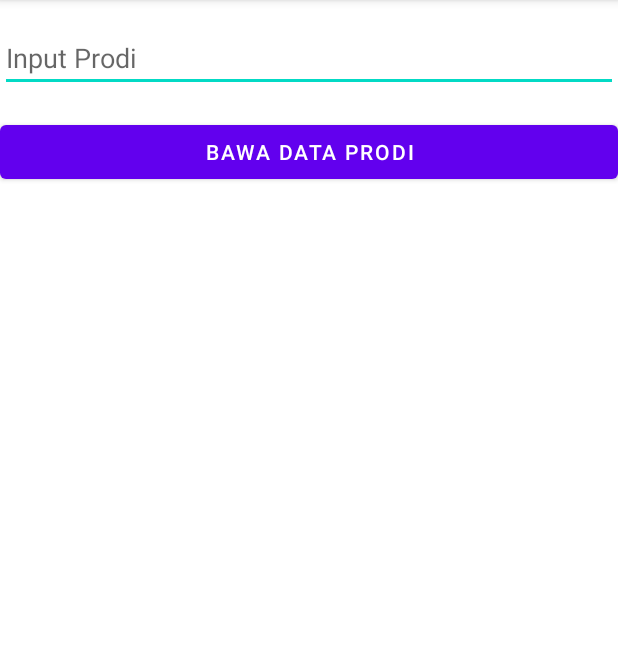
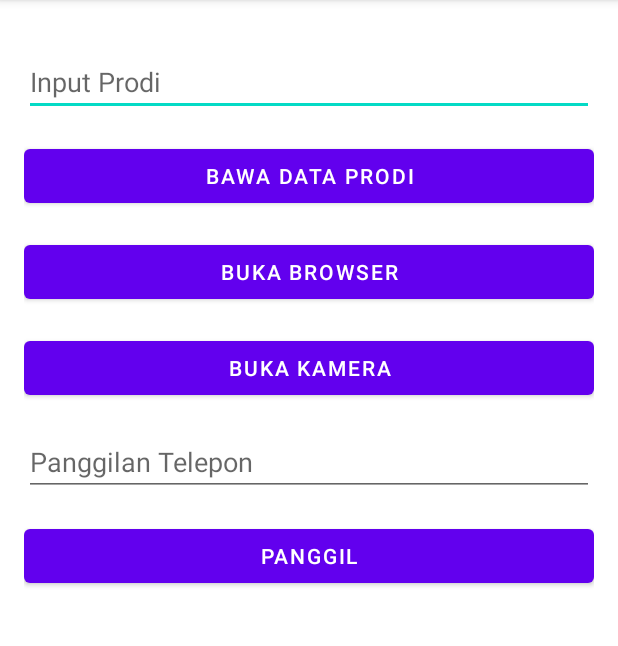
Before and after one commit to rifkiystark/SE02A-18104004-AnandaRifkiyHasan, an Android app: the screen it shows after launch (Practice5Activity), on a phone screen of 412 x 824 dp, the part 84-730 px from its top. Run offline under Robolectric (Android 15) with nearby library versions, the phone set to English and light mode, and no system bars.

Commit message:
intent implicit

```diff
--- a/Praktikum5/Intent dan Fragment/app/src/main/AndroidManifest.xml
+++ b/Praktikum5/Intent dan Fragment/app/src/main/AndroidManifest.xml
@@ -1,7 +1,7 @@
 <?xml version="1.0" encoding="utf-8"?>
 <manifest xmlns:android="http://schemas.android.com/apk/res/android"
     package="com.kiki_18104004.intent_fragment">
-
+    <uses-permission android:name="android.permission.CALL_PHONE" />
     <application
         android:allowBackup="true"
         android:icon="@mipmap/ic_launcher"
--- a/Praktikum5/Intent dan Fragment/app/src/main/java/com/kiki_18104004/intent_fragment/Practice5Activity.kt
+++ b/Praktikum5/Intent dan Fragment/app/src/main/java/com/kiki_18104004/intent_fragment/Practice5Activity.kt
@@ -1,14 +1,28 @@
 package com.kiki_18104004.intent_fragment
 
+import android.Manifest
+import android.annotation.SuppressLint
 import android.content.Intent
+import android.content.pm.PackageManager
+import android.net.Uri
+import android.os.Bundle
+import android.provider.MediaStore
 import androidx.appcompat.app.AppCompatActivity
-import android.os.Bundle
+import androidx.core.app.ActivityCompat
+import androidx.core.content.ContextCompat
 import kotlinx.android.synthetic.main.activity_practice5.*
 
 class Practice5Activity : AppCompatActivity() {
+
+    companion object {
+        private const val CALL_REQUEST_CODE = 100
+    }
+
     override fun onCreate(savedInstanceState: Bundle?) {
         super.onCreate(savedInstanceState)
         setContentView(R.layout.activity_practice5)
+
+        setupPermissions()
 
         btnProdi.setOnClickListener{
             val namaProdi = inputProdi.text.toString()
@@ -20,5 +34,37 @@ class Practice5Activity : AppCompatActivity() {
             moveWithDataIntent.putExtra(Practice5ReadDataActivity.EXTRA_PRODI, namaProdi)
             startActivity(moveWithDataIntent)
         }
+
+        btnCallBrowser.setOnClickListener{
+            val intent = Intent(Intent.ACTION_VIEW)
+            intent.data = Uri.parse("http://ittelkom-pwt.ac.id/")
+            startActivity(intent)
+        }
+        btnCallCamera.setOnClickListener{
+            val intent = Intent(MediaStore.ACTION_IMAGE_CAPTURE)
+            startActivity(intent)
+        }
+        btnCallPhone.setOnClickListener{
+            val phoneNumber = inputPhoneNumber.text
+            if (phoneNumber.isEmpty()) {
+                inputPhoneNumber.error = "Nomor Telpon Tidak Boleh Kosong"
+                return@setOnClickListener
+            }
+            val intent = Intent(Intent.ACTION_CALL)
+            intent.data = Uri.parse("tel:$phoneNumber")
+            startActivity(intent)
+        }
+    }
+
+
+    @SuppressLint("MissingPermission")
+    private fun setupPermissions() {
+        val permission = ContextCompat.checkSelfPermission(this,
+            Manifest.permission.CALL_PHONE)
+        if (permission != PackageManager.PERMISSION_GRANTED) {
+            ActivityCompat.requestPermissions(this,
+                arrayOf(Manifest.permission.CALL_PHONE),
+                CALL_REQUEST_CODE)
+        }
     }
 }
--- a/Praktikum5/Intent dan Fragment/app/src/main/res/layout/activity_practice5.xml
+++ b/Praktikum5/Intent dan Fragment/app/src/main/res/layout/activity_practice5.xml
@@ -4,6 +4,7 @@
     xmlns:tools="http://schemas.android.com/tools"
     android:layout_width="match_parent"
     android:layout_height="match_parent"
+    android:layout_margin="16dp"
     tools:context=".Practice5Activity">
     <EditText
         android:id="@+id/inputProdi"
@@ -27,4 +28,42 @@
         app:layout_constraintHorizontal_bias="0.0"
         app:layout_constraintStart_toStartOf="parent"
         app:layout_constraintTop_toBottomOf="@+id/inputProdi" />
+    <Button
+        android:id="@+id/btnCallBrowser"
+        android:layout_width="0dp"
+        android:layout_height="wrap_content"
+        android:layout_marginTop="16dp"
+        android:text="@string/btn_call_browser"
+        app:layout_constraintEnd_toEndOf="parent"
+        app:layout_constraintStart_toStartOf="parent"
+        app:layout_constraintTop_toBottomOf="@+id/btnProdi" />
+    <Button
+        android:id="@+id/btnCallCamera"
+        android:layout_width="0dp"
+        android:layout_height="wrap_content"
+        android:layout_marginTop="16dp"
+        android:text="@string/btn_call_camera"
+        app:layout_constraintEnd_toEndOf="parent"
+        app:layout_constraintStart_toStartOf="parent"
+        app:layout_constraintTop_toBottomOf="@+id/btnCallBrowser" />
+    <EditText
+        android:id="@+id/inputPhoneNumber"
+        android:layout_width="0dp"
+        android:layout_height="wrap_content"
+        android:layout_marginTop="16dp"
+        android:ems="10"
+        android:hint="@string/input_phone_number"
+        android:inputType="phone"
+        app:layout_constraintEnd_toEndOf="parent"
+        app:layout_constraintStart_toStartOf="parent"
+        app:layout_constraintTop_toBottomOf="@+id/btnCallCamera" />
+    <Button
+        android:id="@+id/btnCallPhone"
+        android:layout_width="0dp"
+        android:layout_height="wrap_content"
+        android:layout_marginTop="16dp"
+        android:text="@string/btn_call_phone"
+        app:layout_constraintEnd_toEndOf="parent"
+        app:layout_constraintStart_toStartOf="parent"
+        app:layout_constraintTop_toBottomOf="@+id/inputPhoneNumber" />
 </androidx.constraintlayout.widget.ConstraintLayout>
--- a/Praktikum5/Intent dan Fragment/app/src/main/res/layout/activity_practice5_read_data.xml
+++ b/Praktikum5/Intent dan Fragment/app/src/main/res/layout/activity_practice5_read_data.xml
@@ -4,6 +4,7 @@
     xmlns:tools="http://schemas.android.com/tools"
     android:layout_width="match_parent"
     android:layout_height="match_parent"
+    android:layout_margin="16dp"
     tools:context=".Practice5ReadDataActivity">
     <TextView
         android:id="@+id/lblProdiSaya"
--- a/Praktikum5/Intent dan Fragment/app/src/main/res/values/strings.xml
+++ b/Praktikum5/Intent dan Fragment/app/src/main/res/values/strings.xml
@@ -2,4 +2,8 @@
     <string name="app_name">Intent dan Fragment</string>
     <string name="hint_input_prodi">Input Prodi</string>
     <string name="btn_prodi">BAWA DATA PRODI</string>
+    <string name="btn_call_browser">Buka Browser</string>
+    <string name="btn_call_camera">Buka Kamera</string>
+    <string name="input_phone_number">Panggilan Telepon</string>
+    <string name="btn_call_phone">Panggil</string>
 </resources>
```
